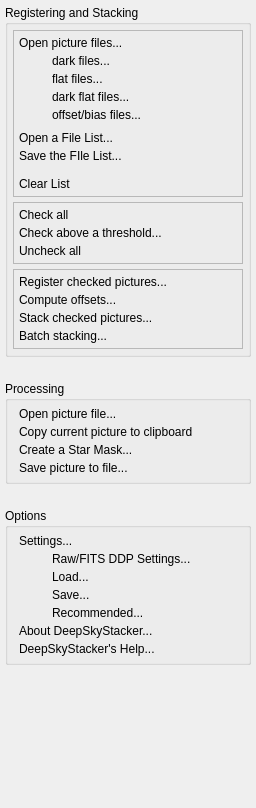
Qt form DeepSkyStacker/ui/ExplorerBar.ui (deepskystacker/DSS) before a commit.
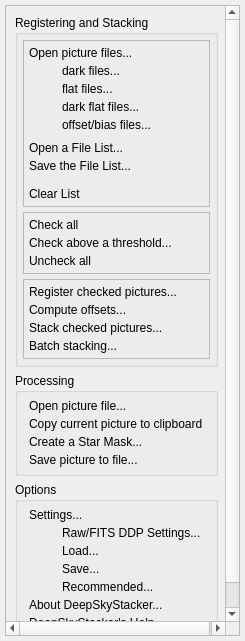
The same form after that commit.

Commit message: Implement ExplorerBar in Qt - functionally complete except load and save settings.   Cosmetically needs work to match original

Diff of the .ui file:
```diff
--- a/DeepSkyStacker/ui/ExplorerBar.ui
+++ b/DeepSkyStacker/ui/ExplorerBar.ui
@@ -6,14 +6,14 @@
    <rect>
     <x>0</x>
     <y>0</y>
-    <width>256</width>
-    <height>808</height>
+    <width>245</width>
+    <height>641</height>
    </rect>
   </property>
   <property name="windowTitle">
    <string/>
   </property>
-  <layout class="QVBoxLayout" name="verticalLayout" stretch="16,4,7,30">
+  <layout class="QVBoxLayout" name="verticalLayout" stretch="0">
    <property name="spacing">
     <number>24</number>
    </property>
@@ -30,32 +30,47 @@
     <number>5</number>
    </property>
    <item>
-    <widget class="QGroupBox" name="groupBox">
-     <property name="title">
-      <string>Registering and Stacking</string>
+    <widget class="QScrollArea" name="scrollArea">
+     <property name="widgetResizable">
+      <bool>true</bool>
      </property>
-     <layout class="QVBoxLayout" name="verticalLayout_5" stretch="7,3,4">
-      <property name="spacing">
-       <number>5</number>
-      </property>
-      <property name="leftMargin">
-       <number>5</number>
-      </property>
-      <property name="topMargin">
-       <number>5</number>
-      </property>
-      <property name="rightMargin">
-       <number>5</number>
-      </property>
-      <property name="bottomMargin">
-       <number>5</number>
-      </property>
-      <item>
-       <widget class="QFrame" name="frame">
-        <property name="frameShape">
-         <enum>QFrame::StyledPanel</enum>
+     <widget class="QWidget" name="scrollAreaWidgetContents">
+      <property name="geometry">
+       <rect>
+        <x>0</x>
+        <y>0</y>
+        <width>233</width>
+        <height>629</height>
+       </rect>
         </property>
         <layout class="QVBoxLayout" name="verticalLayout_2">
+       <item>
+        <widget class="QGroupBox" name="registerAndStack">
+         <property name="title">
+          <string>Registering and Stacking</string>
+         </property>
+         <layout class="QVBoxLayout" name="verticalLayout_8" stretch="7,3,4">
+          <property name="spacing">
+           <number>5</number>
+          </property>
+          <property name="leftMargin">
+           <number>5</number>
+          </property>
+          <property name="topMargin">
+           <number>5</number>
+          </property>
+          <property name="rightMargin">
+           <number>5</number>
+          </property>
+          <property name="bottomMargin">
+           <number>5</number>
+          </property>
+          <item>
+           <widget class="QFrame" name="frame_1">
+            <property name="frameShape">
+             <enum>QFrame::StyledPanel</enum>
+            </property>
+            <layout class="QVBoxLayout" name="verticalLayout_9">
          <property name="spacing">
           <number>4</number>
          </property>
@@ -72,7 +87,7 @@
           <number>5</number>
          </property>
          <item>
-          <widget class="QLabel" name="label">
+              <widget class="QLabel" name="openLights">
            <property name="styleSheet">
             <string notr="true"/>
            </property>
@@ -82,7 +97,7 @@
           </widget>
          </item>
          <item>
-          <widget class="QLabel" name="label_2">
+              <widget class="QLabel" name="openDarks">
            <property name="styleSheet">
             <string notr="true">margin-left: 30</string>
            </property>
@@ -95,7 +110,7 @@
           </widget>
          </item>
          <item>
-          <widget class="QLabel" name="label_3">
+              <widget class="QLabel" name="openFlats">
            <property name="styleSheet">
             <string notr="true">margin-left: 30</string>
            </property>
@@ -105,7 +120,7 @@
           </widget>
          </item>
          <item>
-          <widget class="QLabel" name="label_4">
+              <widget class="QLabel" name="openDarkFlats">
            <property name="styleSheet">
             <string notr="true">margin-left: 30</string>
            </property>
@@ -115,7 +130,7 @@
           </widget>
          </item>
          <item>
-          <widget class="QLabel" name="label_5">
+              <widget class="QLabel" name="openBias">
            <property name="styleSheet">
             <string notr="true">margin-left: 30</string>
            </property>
@@ -125,7 +140,7 @@
           </widget>
          </item>
          <item>
-          <spacer name="verticalSpacer_2">
+              <spacer name="verticalSpacer_3">
            <property name="orientation">
             <enum>Qt::Vertical</enum>
            </property>
@@ -141,21 +156,21 @@
           </spacer>
          </item>
          <item>
-          <widget class="QLabel" name="label_6">
+              <widget class="QLabel" name="openFilelist">
            <property name="text">
             <string>Open a File List...</string>
            </property>
           </widget>
          </item>
          <item>
-          <widget class="QLabel" name="label_7">
+              <widget class="QLabel" name="saveFilelist">
            <property name="text">
-            <string>Save the FIle List...</string>
+                <string>Save the File List...</string>
            </property>
           </widget>
          </item>
          <item>
-          <spacer name="verticalSpacer">
+              <spacer name="verticalSpacer_4">
            <property name="orientation">
             <enum>Qt::Vertical</enum>
            </property>
@@ -171,7 +186,7 @@
           </spacer>
          </item>
          <item>
-          <widget class="QLabel" name="label_8">
+              <widget class="QLabel" name="clearList">
            <property name="text">
             <string>Clear List</string>
            </property>
@@ -281,11 +296,11 @@
     </widget>
    </item>
    <item>
-    <widget class="QGroupBox" name="groupBox_2">
+        <widget class="QGroupBox" name="processing">
      <property name="title">
       <string>Processing</string>
      </property>
-     <layout class="QVBoxLayout" name="verticalLayout_3">
+         <layout class="QVBoxLayout" name="verticalLayout_5">
       <property name="spacing">
        <number>4</number>
       </property>
@@ -302,28 +317,28 @@
        <number>6</number>
       </property>
       <item>
-       <widget class="QLabel" name="label_9">
+           <widget class="QLabel" name="openPicture">
         <property name="text">
          <string>Open picture file...</string>
         </property>
        </widget>
       </item>
       <item>
-       <widget class="QLabel" name="label_10">
+           <widget class="QLabel" name="copyPicture">
         <property name="text">
          <string>Copy current picture to clipboard</string>
         </property>
        </widget>
       </item>
       <item>
-       <widget class="QLabel" name="label_11">
+           <widget class="QLabel" name="doStarMask">
         <property name="text">
          <string>Create a Star Mask...</string>
         </property>
        </widget>
       </item>
       <item>
-       <widget class="QLabel" name="label_12">
+           <widget class="QLabel" name="savePicture">
         <property name="text">
          <string>Save picture to file...</string>
         </property>
@@ -333,7 +348,7 @@
     </widget>
    </item>
    <item>
-    <widget class="QGroupBox" name="groupBox_3">
+        <widget class="QGroupBox" name="options">
      <property name="title">
       <string>Options</string>
      </property>
@@ -418,17 +433,21 @@
     </widget>
    </item>
    <item>
-    <spacer name="verticalSpacer_5">
+        <spacer name="verticalSpacer">
      <property name="orientation">
       <enum>Qt::Vertical</enum>
      </property>
      <property name="sizeHint" stdset="0">
       <size>
        <width>20</width>
-       <height>100</height>
+           <height>40</height>
       </size>
      </property>
     </spacer>
+       </item>
+      </layout>
+     </widget>
+    </widget>
    </item>
   </layout>
  </widget>
```
Left out of the diff: 461 changed lines with no effect on the pictures. Lines whose indentation alone changed are shown as unchanged. The commit also changes 6 other files.
